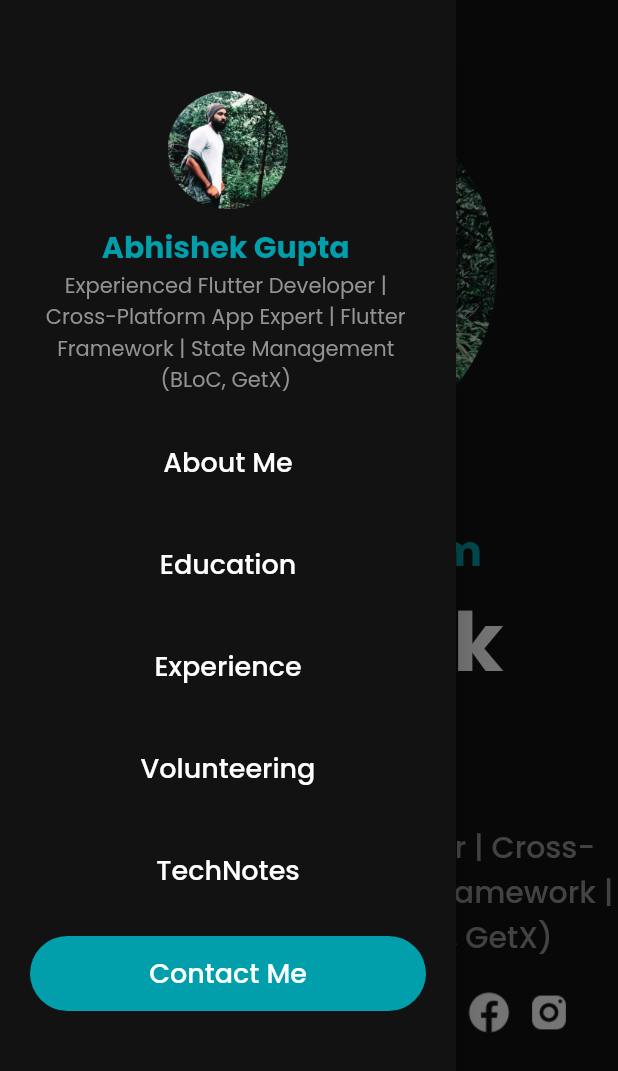
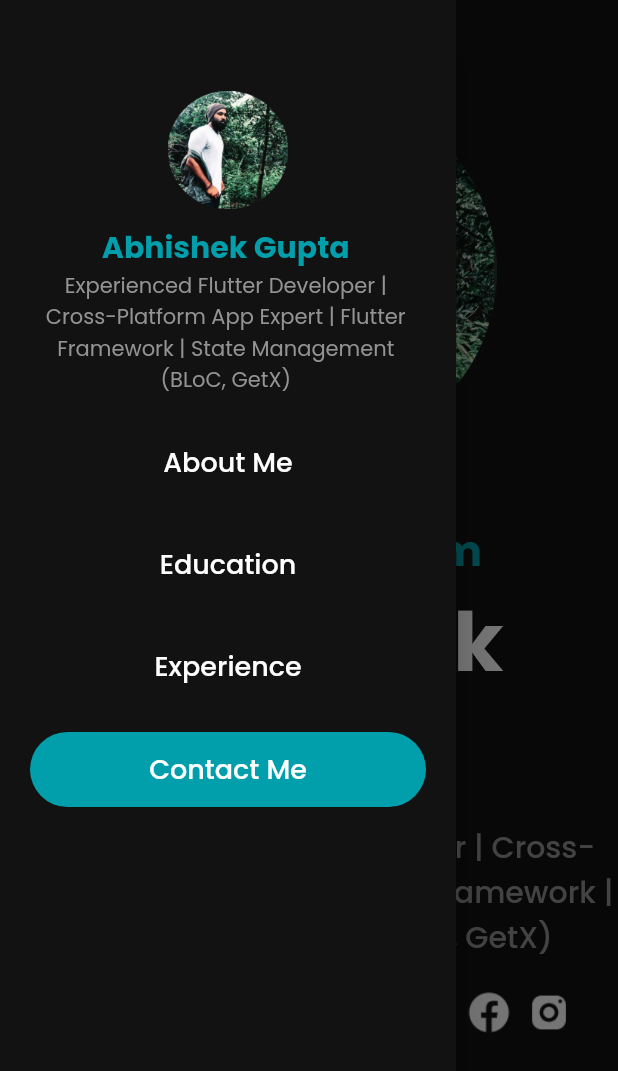
Before and after one commit to mr-oggy/portfolio, a Flutter app: the screen it shows after launch, with the side drawer open, on a phone screen of 412 x 824 dp. Shown: the top 1071 px of the screen. Run offline on Flutter 3.47's test engine with Material 2 defaults, Android fonts, the phone set to English and light mode, and no system bars.

Commit message:
fix: added details

```diff
--- a/lib/widgets/nav_bar.dart
+++ b/lib/widgets/nav_bar.dart
@@ -37,24 +37,6 @@ class NavBar {
           ),
           message: 'Go to ${DataValues.navBarExperience} section',
         ),
-        // const SizedBox(width: 20.0),
-        // ButtonTextLarge(
-        //   text: DataValues.navBarVolunteering,
-        //   onPressed: () => Scrollable.ensureVisible(
-        //     KeyHolders.volunteeringKey.currentContext!,
-        //     duration: const Duration(milliseconds: 1000),
-        //   ),
-        //   message: 'Go to ${DataValues.navBarVolunteering} section',
-        // ),
-        // const SizedBox(width: 20.0),
-        // ButtonTextLarge(
-        //   text: DataValues.navBarTechNotes,
-        //   onPressed: () => Scrollable.ensureVisible(
-        //     KeyHolders.technotesKey.currentContext!,
-        //     duration: const Duration(milliseconds: 1000),
-        //   ),
-        //   message: 'Go to ${DataValues.navBarTechNotes} section',
-        // ),
         const SizedBox(width: 20.0),
         ButtonRectangle(
             name: DataValues.navBarContactMe,
@@ -126,24 +108,6 @@ class NavBar {
             message: 'Go to ${DataValues.navBarExperience} section',
           ),
           const SizedBox(height: 20.0),
-          ButtonTextLarge(
-            text: DataValues.navBarVolunteering,
-            onPressed: () => Scrollable.ensureVisible(
-              KeyHolders.volunteeringKey.currentContext!,
-              duration: const Duration(milliseconds: 1000),
-            ),
-            message: 'Go to ${DataValues.navBarVolunteering} section',
-          ),
-          const SizedBox(height: 20.0),
-          ButtonTextLarge(
-            text: DataValues.navBarTechNotes,
-            onPressed: () => Scrollable.ensureVisible(
-              KeyHolders.technotesKey.currentContext!,
-              duration: const Duration(milliseconds: 1000),
-            ),
-            message: 'Go to ${DataValues.navBarTechNotes} section',
-          ),
-          const SizedBox(height: 20.0),
           ButtonRectangle(
               name: DataValues.navBarContactMe,
               onPressed: () => Scrollable.ensureVisible(
```
